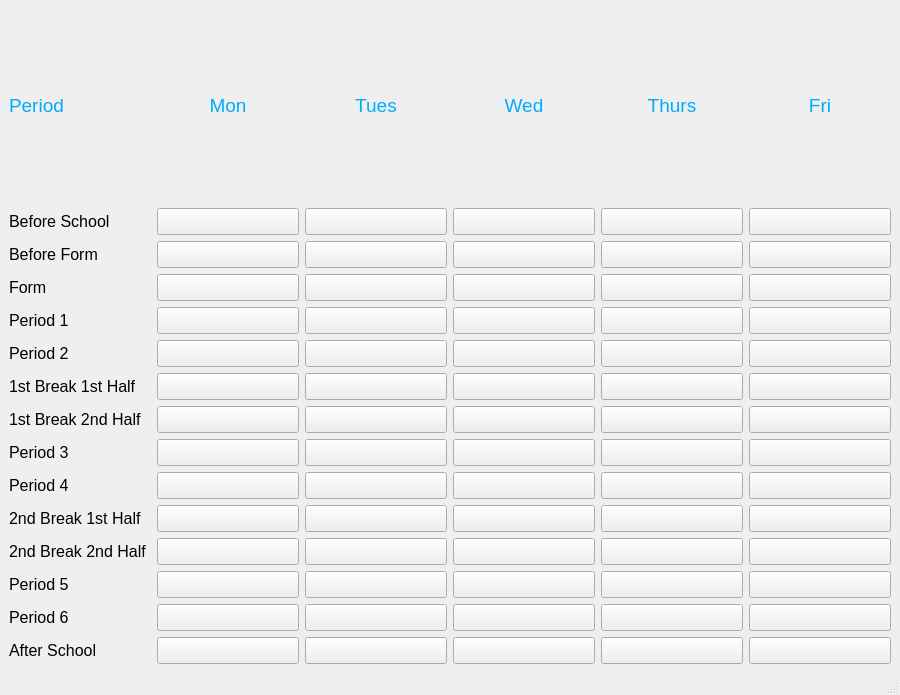
Before: the Qt Designer form tt2outlook.ui in DamoM73/timetabler2outlook, drawn with Qt 5.
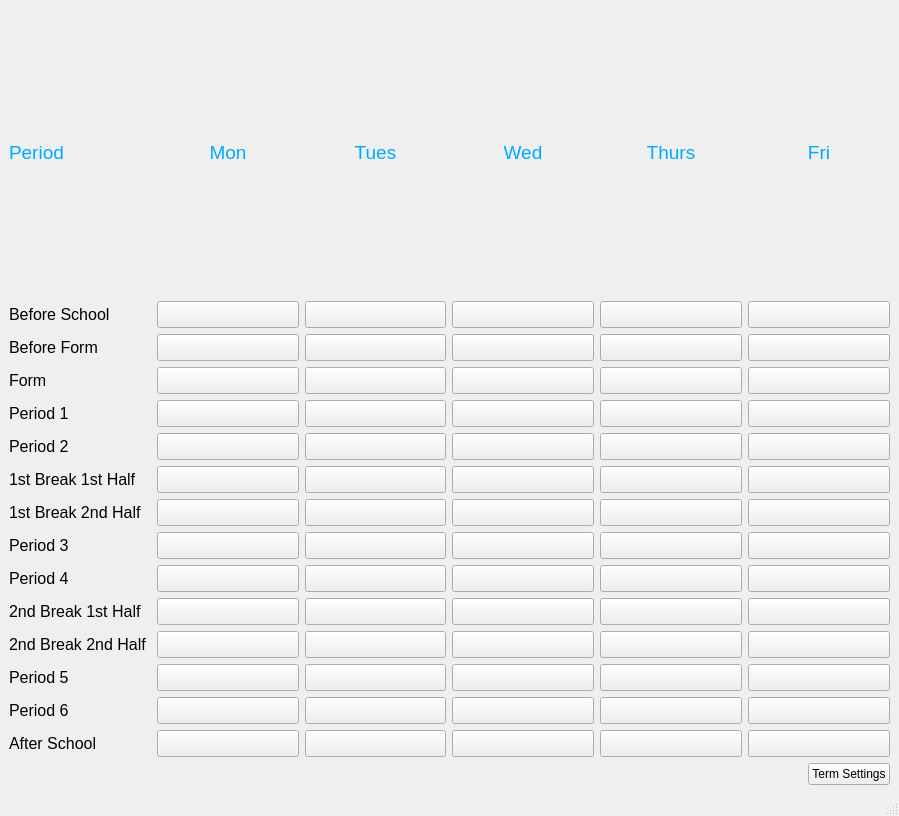
After: the same form once the commit is applied.

Commit message: Term values done

What changed in the file:
```diff
--- a/tt2outlook.ui
+++ b/tt2outlook.ui
@@ -6,8 +6,8 @@
    <rect>
     <x>0</x>
     <y>0</y>
-    <width>900</width>
-    <height>695</height>
+    <width>899</width>
+    <height>816</height>
    </rect>
   </property>
   <property name="windowTitle">
@@ -1430,6 +1430,30 @@
         </item>
        </layout>
       </item>
+      <item>
+       <layout class="QHBoxLayout" name="horizontalLayout_2">
+        <item>
+         <spacer name="horizontalSpacer">
+          <property name="orientation">
+           <enum>Qt::Horizontal</enum>
+          </property>
+          <property name="sizeHint" stdset="0">
+           <size>
+            <width>40</width>
+            <height>20</height>
+           </size>
+          </property>
+         </spacer>
+        </item>
+        <item>
+         <widget class="QPushButton" name="term_settings_btn">
+          <property name="text">
+           <string>Term Settings</string>
+          </property>
+         </widget>
+        </item>
+       </layout>
+      </item>
      </layout>
     </item>
    </layout>
```
The commit also changes 16 other files.
